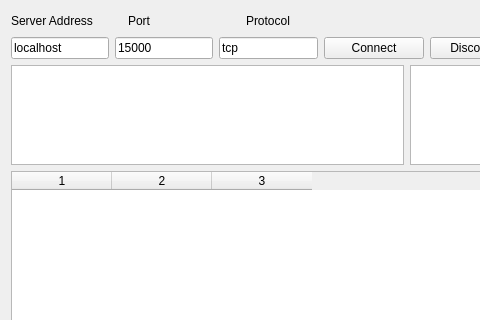
The window that qtlogwatcher.ui (sperner/QtLogwatcher) describes before a commit, drawn with Qt 5; both pictures show x 0 to 480 and y 0 to 320 of the 813 by 500 pixel window.
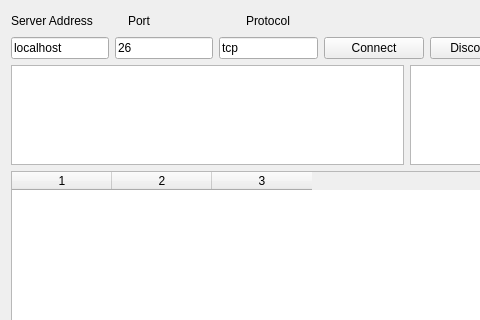
The same window after the commit.

Commit message: changed port to default

```diff
--- a/qtlogwatcher.ui
+++ b/qtlogwatcher.ui
@@ -136,7 +136,7 @@
         <item>
          <widget class="QLineEdit" name="linPort">
           <property name="text">
-           <string>15000</string>
+           <string>26</string>
           </property>
          </widget>
         </item>
```
